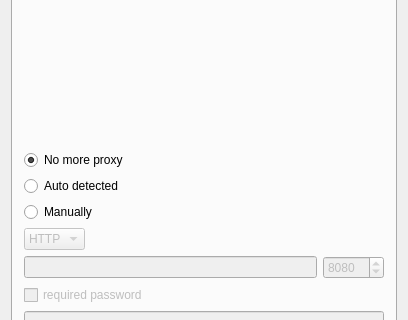
Qt form src/mainwindow.ui (gtgt/kfilebox) before a commit; both pictures show x 0 to 408 and y 112 to 432 of the 408 by 525 pixel window.
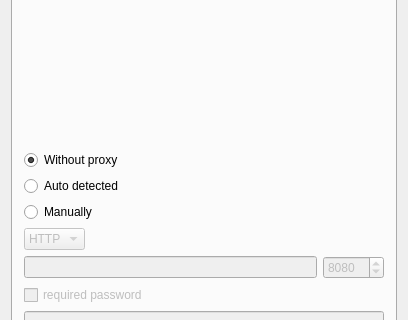
The same form after that commit. The open tabs and pages were chosen to show the change. Icons and pictures are not drawn.

Commit message: fix eventfull crash on startup

Diff of the .ui file:
```diff
--- a/src/mainwindow.ui
+++ b/src/mainwindow.ui
@@ -394,7 +394,7 @@
         <item>
          <widget class="QRadioButton" name="proxyDontUse">
           <property name="text">
-           <string>No more proxy</string>
+           <string>Without proxy</string>
           </property>
           <property name="checked">
            <bool>true</bool>
```
The commit also changes 1 other file.
